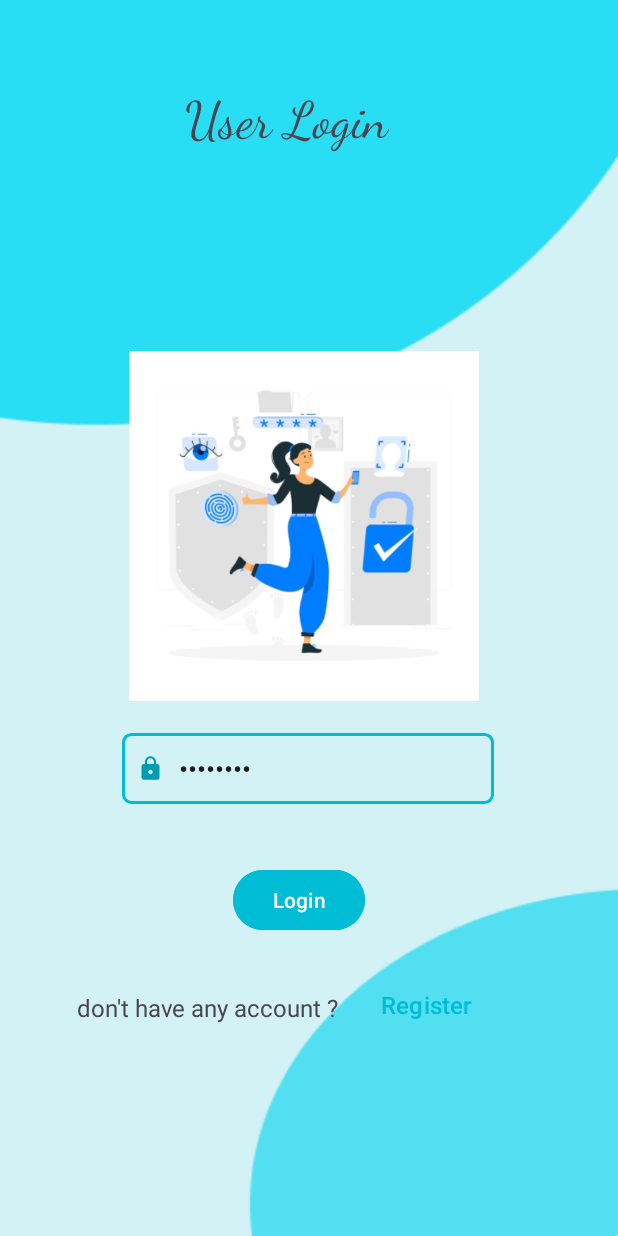
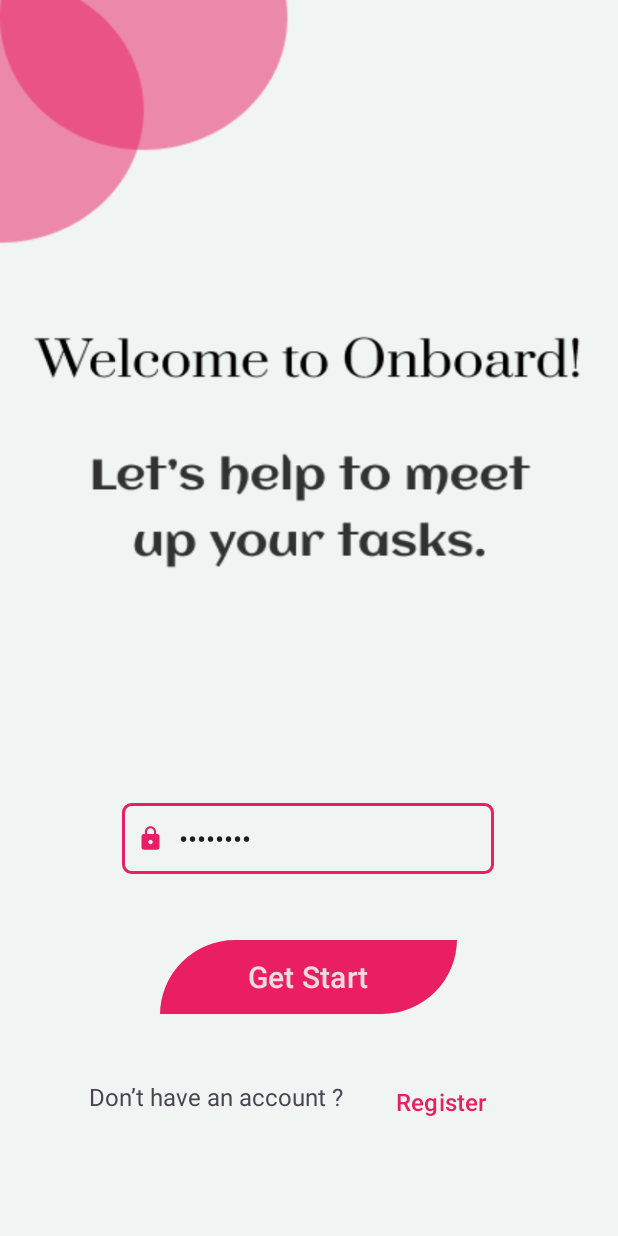
Before and after one commit to GovinduKamburugamuwa/Daily_Diary, an Android app: the LoginPage screen opened directly, with no data from a screen before it, on a phone screen of 412 x 824 dp. Run offline under Robolectric (Android 15) with nearby library versions, the phone set to English and light mode, and no system bars; libraries missing offline, so code that uses them is left out: com.google.firebase.crashlytics.

```diff
--- a/app/src/main/res/drawable/baseline_lock_24.xml
+++ b/app/src/main/res/drawable/baseline_lock_24.xml
@@ -1,4 +1,4 @@
-<vector xmlns:android="http://schemas.android.com/apk/res/android" android:height="18dp" android:tint="#029BB2" android:viewportHeight="24" android:viewportWidth="24" android:width="18dp">
+<vector xmlns:android="http://schemas.android.com/apk/res/android" android:height="18dp" android:tint="#E91E63" android:viewportHeight="24" android:viewportWidth="24" android:width="18dp">
 
     <path android:fillColor="@android:color/white" android:pathData="M18,8h-1L17,6c0,-2.76 -2.24,-5 -5,-5S7,3.24 7,6v2L6,8c-1.1,0 -2,0.9 -2,2v10c0,1.1 0.9,2 2,2h12c1.1,0 2,-0.9 2,-2L20,10c0,-1.1 -0.9,-2 -2,-2zM12,17c-1.1,0 -2,-0.9 -2,-2s0.9,-2 2,-2 2,0.9 2,2 -0.9,2 -2,2zM15.1,8L8.9,8L8.9,6c0,-1.71 1.39,-3.1 3.1,-3.1 1.71,0 3.1,1.39 3.1,3.1v2z"/>
 
--- a/app/src/main/res/drawable/edt_background.xml
+++ b/app/src/main/res/drawable/edt_background.xml
@@ -1,6 +1,6 @@
 <?xml version="1.0" encoding="utf-8"?>
 <shape xmlns:android="http://schemas.android.com/apk/res/android">
-    <stroke android:color="#00BCD4"
+    <stroke android:color="#E91E63"
         android:width="2dp"/>
     <corners android:radius="5dp"/>
 </shape>
--- a/app/src/main/res/layout/activity_login_page.xml
+++ b/app/src/main/res/layout/activity_login_page.xml
@@ -5,7 +5,7 @@
     android:id="@+id/main"
     android:layout_width="match_parent"
     android:layout_height="match_parent"
-    android:background="@drawable/sign_page"
+    android:background="@drawable/registration"
     android:scaleType="centerCrop"
     tools:context=".LoginPage">
 
@@ -31,19 +31,23 @@
         app:layout_constraintTop_toTopOf="parent"
         app:layout_constraintVertical_bias="1.0" />
 
-    <Button
+    <com.google.android.material.button.MaterialButton
         android:id="@+id/logbtn1"
-        android:layout_width="wrap_content"
-        android:layout_height="wrap_content"
-        android:layout_marginStart="145dp"
-        android:layout_marginEnd="165dp"
-        android:layout_marginBottom="200dp"
-        android:backgroundTint="#00BCD4"
-        android:text="Login"
+        android:layout_width="198dp"
+        android:layout_height="57dp"
+        android:layout_marginStart="150dp"
+        android:layout_marginEnd="150dp"
+        android:layout_marginBottom="144dp"
+        android:text="Get Start"
+        android:textAlignment="center"
+        android:textColor="#ECDDDD"
+        android:textSize="20sp"
+        app:backgroundTint="#E91E63"
         app:layout_constraintBottom_toBottomOf="parent"
         app:layout_constraintEnd_toEndOf="parent"
-        app:layout_constraintHorizontal_bias="0.769"
-        app:layout_constraintStart_toStartOf="parent" />
+        app:layout_constraintHorizontal_bias="0.505"
+        app:layout_constraintStart_toStartOf="parent"
+        app:shapeAppearance="@style/CustomShapeAppearance" />
 
     <TextView
         android:id="@+id/textView"
@@ -51,66 +55,32 @@
         android:layout_height="wrap_content"
         android:layout_marginStart="48dp"
         android:layout_marginTop="40dp"
-        android:layout_marginBottom="150dp"
-        android:text="don't have any account ?"
+        android:layout_marginBottom="82dp"
+        android:text="Don’t have an account ?"
         android:textSize="16sp"
         app:layout_constraintBottom_toBottomOf="parent"
         app:layout_constraintEnd_toStartOf="@+id/regbtn"
+        app:layout_constraintHorizontal_bias="0.304"
         app:layout_constraintStart_toStartOf="parent"
         app:layout_constraintTop_toBottomOf="@+id/logbtn1"
-        app:layout_constraintVertical_bias="0.333" />
+        app:layout_constraintVertical_bias="1.0" />
 
     <Button
         android:id="@+id/regbtn"
         android:layout_width="wrap_content"
         android:layout_height="wrap_content"
-        android:layout_marginStart="1dp"
-        android:layout_marginTop="10dp"
-        android:layout_marginEnd="70dp"
-        android:layout_marginBottom="130dp"
+        android:layout_marginTop="30dp"
+        android:layout_marginEnd="52dp"
+        android:layout_marginBottom="52dp"
         android:background="@android:color/transparent"
+        android:gravity="start|center_vertical"
         android:text="Register"
-        android:textColor="#00BCD4"
+        android:textColor="#E91E63"
         android:textSize="16sp"
         app:layout_constraintBottom_toBottomOf="parent"
         app:layout_constraintEnd_toEndOf="parent"
-        app:layout_constraintHorizontal_bias="1.0"
         app:layout_constraintStart_toEndOf="@+id/textView"
-        app:layout_constraintTop_toBottomOf="@+id/pass2"
-        app:layout_constraintVertical_bias="1.0" />
-
-    <ImageView
-        android:id="@+id/imageView2"
-        android:layout_width="301dp"
-        android:layout_height="233dp"
-        android:layout_marginStart="73dp"
-        android:layout_marginTop="61dp"
-        android:layout_marginEnd="88dp"
-        android:layout_marginBottom="21dp"
-        app:layout_constraintBottom_toTopOf="@+id/pass2"
-        app:layout_constraintEnd_toEndOf="parent"
-        app:layout_constraintHorizontal_bias="0.431"
-        app:layout_constraintStart_toStartOf="parent"
-        app:layout_constraintTop_toTopOf="parent"
-        app:layout_constraintVertical_bias="1.0"
-        app:srcCompat="@drawable/loging" />
-
-    <TextView
-        android:id="@+id/textView10"
-        android:layout_width="wrap_content"
-        android:layout_height="wrap_content"
-        android:layout_marginStart="155dp"
-        android:layout_marginTop="54dp"
-        android:layout_marginEnd="189dp"
-        android:layout_marginBottom="69dp"
-        android:fontFamily="@font/dancingscript_variablefont_wght"
-        android:text="User Login"
-        android:textSize="34sp"
-        app:layout_constraintBottom_toTopOf="@+id/imageView2"
-        app:layout_constraintEnd_toEndOf="parent"
-        app:layout_constraintHorizontal_bias="0.47"
-        app:layout_constraintStart_toStartOf="parent"
-        app:layout_constraintTop_toTopOf="parent"
-        app:layout_constraintVertical_bias="0.0" />
+        app:layout_constraintTop_toBottomOf="@+id/logbtn1"
+        app:layout_constraintVertical_bias="0.071" />
 
 </androidx.constraintlayout.widget.ConstraintLayout>
--- a/app/src/main/res/values/styles.xml
+++ b/app/src/main/res/values/styles.xml
@@ -1,3 +1,8 @@
 <?xml version="1.0" encoding="utf-8"?>
 <resources>
+    <style name="CustomShapeAppearance">
+        <item name="cornerFamily">rounded</item>
+        <item name="cornerSizeTopLeft">50dp</item>
+        <item name="cornerSizeBottomRight">50dp</item>
+    </style>
 </resources>
```
Also changed, not shown: app/src/main/res/drawable/btn5.xml (+5 -2 lines), app/src/main/res/layout/activity_main.xml (+18 -122 lines), app/src/main/res/drawable/mybackgroundimage.png, 1 other file.
